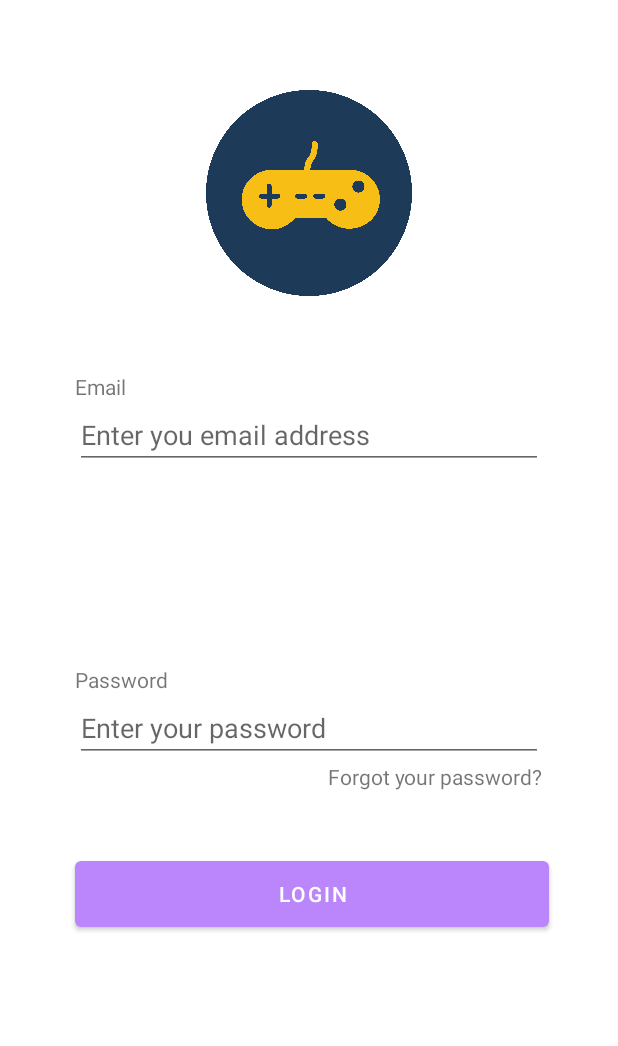
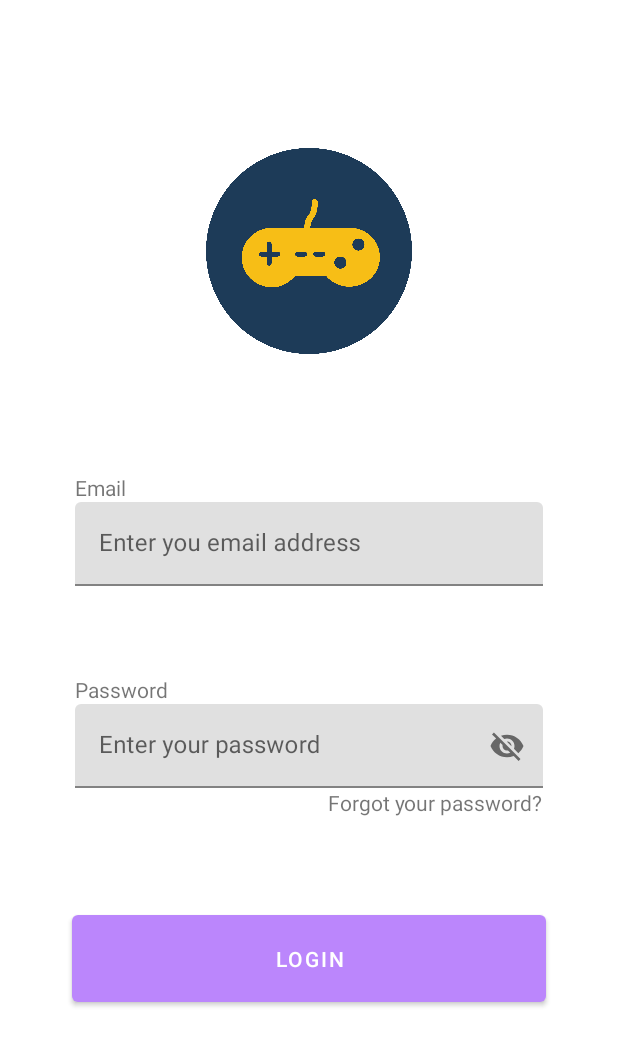
Before and after one commit to Lcastro98/retroShop, an Android app: the LoginFragment screen opened through its navigation route, on a phone screen of 412 x 824 dp. Shown: the top 1046 px of the screen. Run offline under Robolectric (Android 15) with nearby library versions, the phone set to English and light mode, and no system bars; our stand-ins replace navigation-ui.

Commit message:
Modificación fragmento Login
*Se agrega la opción de ocultar contraseña

```diff
--- a/app/build.gradle
+++ b/app/build.gradle
@@ -44,6 +44,7 @@ dependencies {
     implementation 'androidx.navigation:navigation-ui-ktx:2.3.5'
     implementation 'com.airbnb.android:lottie:4.2.0'
     implementation 'androidx.legacy:legacy-support-v4:1.0.0'
+    implementation 'com.android.databinding:viewbinding:4.0.1'
     testImplementation 'junit:junit:4.+'
     androidTestImplementation 'androidx.test.ext:junit:1.1.2'
     androidTestImplementation 'androidx.test.espresso:espresso-core:3.3.0'
--- a/app/src/main/res/layout/activity_splash.xml
+++ b/app/src/main/res/layout/activity_splash.xml
@@ -1,5 +1,6 @@
 <?xml version="1.0" encoding="utf-8"?>
-<androidx.constraintlayout.widget.ConstraintLayout xmlns:android="http://schemas.android.com/apk/res/android"
+<androidx.constraintlayout.widget.ConstraintLayout
+    xmlns:android="http://schemas.android.com/apk/res/android"
     xmlns:app="http://schemas.android.com/apk/res-auto"
     xmlns:tools="http://schemas.android.com/tools"
     android:layout_width="match_parent"
--- a/app/src/main/res/layout/fragment_login.xml
+++ b/app/src/main/res/layout/fragment_login.xml
@@ -1,77 +1,71 @@
 <?xml version="1.0" encoding="utf-8"?>
-<androidx.constraintlayout.widget.ConstraintLayout xmlns:android="http://schemas.android.com/apk/res/android"
+<androidx.constraintlayout.widget.ConstraintLayout
+    xmlns:android="http://schemas.android.com/apk/res/android"
+    xmlns:tools="http://schemas.android.com/tools"
     xmlns:app="http://schemas.android.com/apk/res-auto"
-    xmlns:tools="http://schemas.android.com/tools"
     android:layout_width="match_parent"
     android:layout_height="match_parent"
-    android:visibility="visible"
     tools:context=".LoginFragment">
 
+    <ImageView
+        android:id="@+id/logo"
+        android:layout_width="@dimen/logo_size"
+        android:layout_height="@dimen/logo_size"
+        app:layout_constraintEnd_toEndOf="parent"
+        app:layout_constraintStart_toStartOf="parent"
+        app:layout_constraintTop_toTopOf="parent"
+        app:layout_constraintBottom_toTopOf="@id/login_email_layout"
+        android:layout_marginVertical="70dp"
+        android:src="@drawable/logo" />
 
-    <Button
-        android:id="@+id/button"
-        android:layout_width="316dp"
-        android:layout_height="56dp"
-        android:layout_marginStart="50dp"
-        android:layout_marginEnd="50dp"
-        android:layout_marginBottom="200dp"
-        android:text="LOGIN"
-        app:layout_constraintBottom_toBottomOf="parent"
-        app:layout_constraintEnd_toEndOf="parent"
-        app:layout_constraintHorizontal_bias="0.0"
-        app:layout_constraintStart_toStartOf="parent" />
-
-    <EditText
-        android:id="@+id/editTextTextPersonName"
+    <com.google.android.material.textfield.TextInputLayout
+        android:id="@+id/login_email_layout"
         android:layout_width="match_parent"
         android:layout_height="wrap_content"
-        android:layout_marginStart="50dp"
-        android:layout_marginTop="70dp"
-        android:layout_marginEnd="50dp"
-        android:ems="10"
-        android:hint="Enter you email address"
-        android:inputType="textPersonName"
+        app:layout_constraintStart_toStartOf="parent"
         app:layout_constraintEnd_toEndOf="parent"
-        app:layout_constraintHorizontal_bias="0.0"
-        app:layout_constraintStart_toStartOf="parent"
-        app:layout_constraintTop_toBottomOf="@+id/imageView2"
-        tools:ignore="TouchTargetSizeCheck" />
+        app:layout_constraintTop_toBottomOf="@+id/logo"
+        android:layout_marginHorizontal="@dimen/defaultMargin"
+        app:layout_constraintBottom_toTopOf="@id/login_password_layout"
+        app:layout_constraintVertical_chainStyle="packed"
+        android:hint="@string/email_label">
 
-    <EditText
-        android:id="@+id/editTextTextPassword"
-        android:layout_width="match_parent"
-        android:layout_height="wrap_content"
-        android:layout_marginStart="50dp"
-        android:layout_marginEnd="50dp"
-        android:layout_marginBottom="60dp"
-        android:ems="10"
-        android:hint="Enter your password"
-        app:endIconMode="password_toggle"
-        android:inputType="textPassword"
-        app:layout_constraintBottom_toTopOf="@+id/button"
-        app:layout_constraintEnd_toEndOf="parent"
-        app:layout_constraintHorizontal_bias="0.0"
-        app:layout_constraintStart_toStartOf="parent"
-        tools:ignore="TouchTargetSizeCheck" />
+        <com.google.android.material.textfield.TextInputEditText
+            android:layout_width="match_parent"
+            android:layout_height="wrap_content"
+            android:inputType="textEmailAddress"
+            />
+
+    </com.google.android.material.textfield.TextInputLayout>
 
     <TextView
         android:id="@+id/textView"
         android:layout_width="wrap_content"
         android:layout_height="wrap_content"
-        android:layout_marginStart="50dp"
+        android:layout_marginStart="@dimen/defaultMargin"
         android:text="Email"
-        app:layout_constraintBottom_toTopOf="@+id/editTextTextPersonName"
+        app:layout_constraintBottom_toTopOf="@+id/login_email_layout"
         app:layout_constraintStart_toStartOf="parent" />
 
-    <ImageView
-        android:id="@+id/imageView2"
-        android:layout_width="137dp"
-        android:layout_height="137dp"
-        android:layout_marginTop="60dp"
-        android:src="@drawable/logo"
+    <com.google.android.material.textfield.TextInputLayout
+        android:id="@+id/login_password_layout"
+        android:layout_width="match_parent"
+        android:layout_height="wrap_content"
+        app:layout_constraintStart_toStartOf="parent"
         app:layout_constraintEnd_toEndOf="parent"
-        app:layout_constraintStart_toStartOf="parent"
-        app:layout_constraintTop_toTopOf="parent" />
+        app:layout_constraintTop_toBottomOf="@+id/login_email_layout"
+        app:layout_constraintBottom_toTopOf="@+id/buttonLogin"
+        android:layout_marginHorizontal="@dimen/defaultMargin"
+        android:layout_marginVertical="@dimen/defaultMargin"
+        app:endIconMode="password_toggle"
+        android:hint="@string/password_label">
+
+        <com.google.android.material.textfield.TextInputEditText
+            android:layout_width="match_parent"
+            android:layout_height="wrap_content"
+            />
+
+    </com.google.android.material.textfield.TextInputLayout>
 
     <TextView
         android:id="@+id/textView2"
@@ -79,7 +73,7 @@
         android:layout_height="wrap_content"
         android:layout_marginStart="50dp"
         android:text="Password"
-        app:layout_constraintBottom_toTopOf="@+id/editTextTextPassword"
+        app:layout_constraintBottom_toTopOf="@+id/login_password_layout"
         app:layout_constraintStart_toStartOf="parent" />
 
     <TextView
@@ -89,7 +83,18 @@
         android:layout_marginEnd="50dp"
         android:text="Forgot your password?"
         app:layout_constraintEnd_toEndOf="parent"
-        app:layout_constraintTop_toBottomOf="@+id/editTextTextPassword" />
+        app:layout_constraintTop_toBottomOf="@+id/login_password_layout" />
 
+    <com.google.android.material.button.MaterialButton
+        android:id="@+id/buttonLogin"
+        android:layout_width="316dp"
+        android:layout_height="70dp"
+        android:text="LOGIN"
+        android:layout_marginHorizontal="@dimen/defaultMargin"
+        android:layout_marginBottom="150dp"
+        app:layout_constraintBottom_toBottomOf="parent"
+        app:layout_constraintEnd_toEndOf="parent"
+        app:layout_constraintStart_toStartOf="parent"
+        />
 
 </androidx.constraintlayout.widget.ConstraintLayout>
--- a/app/src/main/res/values/dimens.xml
+++ b/app/src/main/res/values/dimens.xml
@@ -1,3 +1,5 @@
 <resources>
     <dimen name="fab_margin">16dp</dimen>
+    <dimen name="defaultMargin">50dp</dimen>
+    <dimen name="logo_size">137dp</dimen>
 </resources>
--- a/app/src/main/res/values/strings.xml
+++ b/app/src/main/res/values/strings.xml
@@ -13,4 +13,6 @@
     <string name="hello_blank_fragment">Hello blank fragment</string>
     <string name="dummy_button">Dummy Button</string>
     <string name="dummy_content">DUMMY\nCONTENT</string>
+    <string name="email_label">Enter you email address</string>
+    <string name="password_label">Enter your password</string>
 </resources>
```
Also changed, not shown: app/src/main/res/layout/fragment_inicio.xml (+38 -32 lines).
